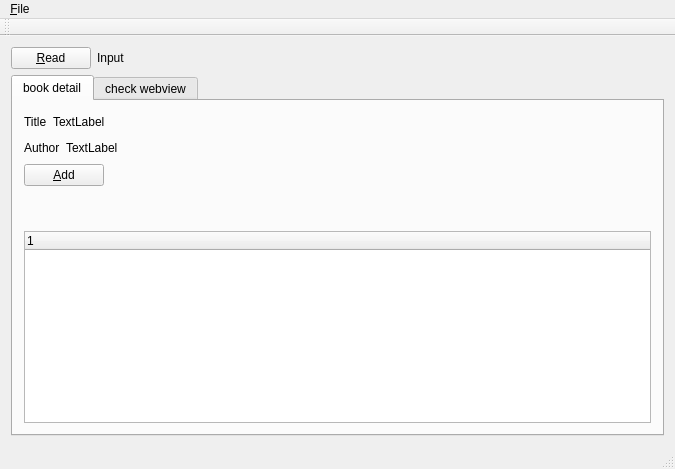
Old version of the form mainwindow.ui in the repository ottyajp/bookcollection_manager.
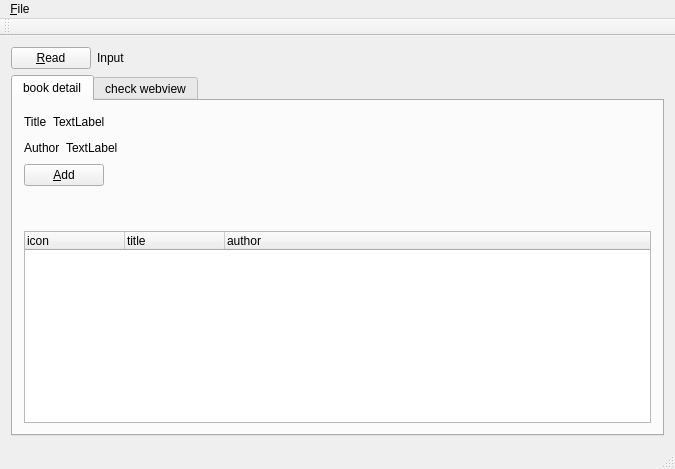
New version of the form.

Commit message: ツリー表示用UIを調整

```diff
--- a/mainwindow.ui
+++ b/mainwindow.ui
@@ -167,7 +167,17 @@
          <widget class="QTreeWidget" name="treeWidget">
           <column>
            <property name="text">
-            <string notr="true">1</string>
+            <string notr="true">icon</string>
+           </property>
+          </column>
+          <column>
+           <property name="text">
+            <string>title</string>
+           </property>
+          </column>
+          <column>
+           <property name="text">
+            <string>author</string>
            </property>
           </column>
          </widget>
```
Left out of the diff: 2 changed lines with no effect on the pictures.
